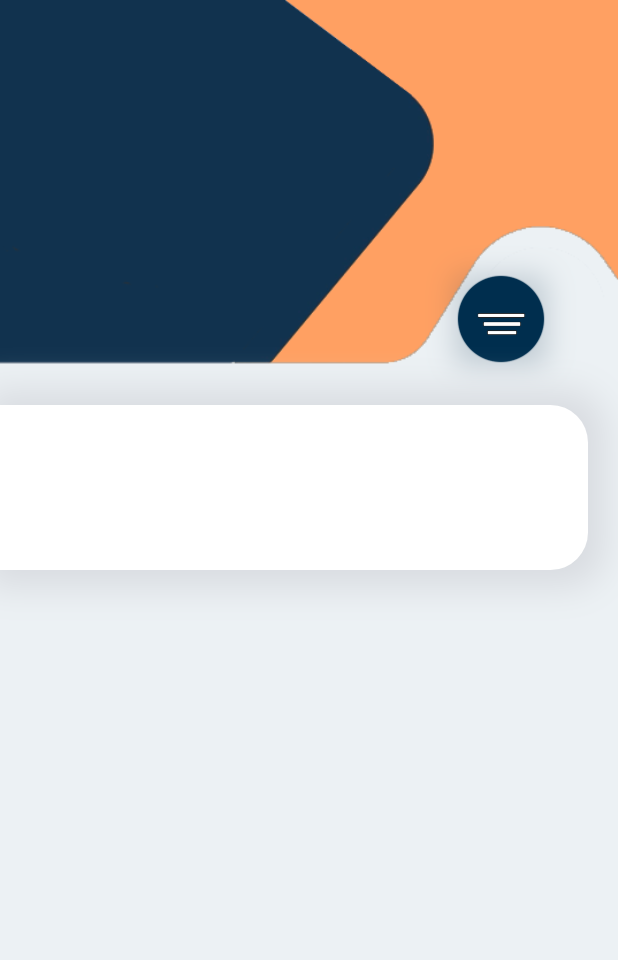
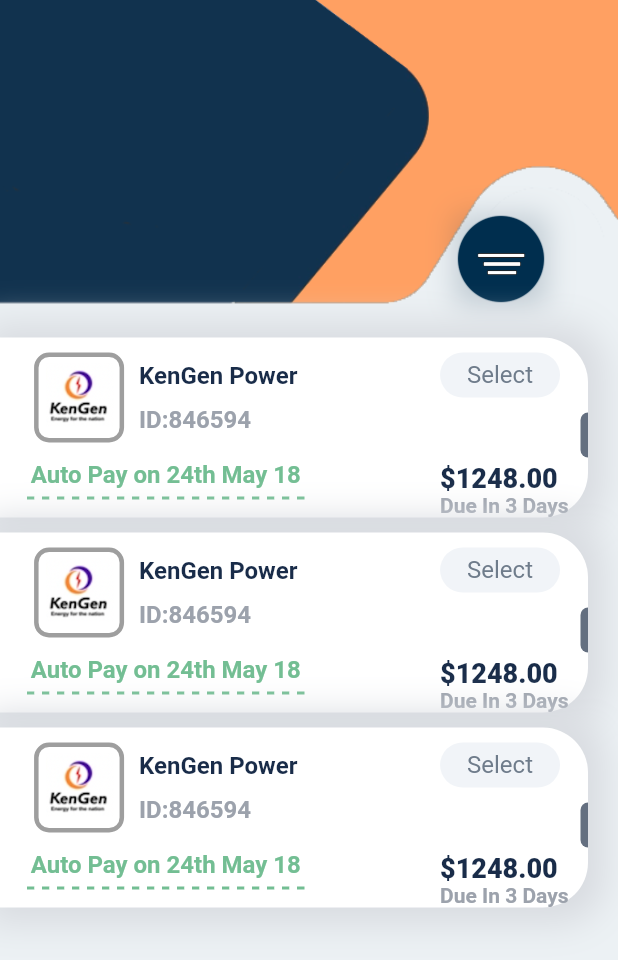
Before and after one commit to vip9888/Payment_app, a Flutter app: the screen it shows after launch, on a phone screen of 412 x 824 dp. Shown: the top 960 px of the screen. Run offline on Flutter 3.47's test engine with Material 2 defaults, Android fonts, the phone set to English and light mode, and no system bars.

```diff
--- a/lib/pages/home_page.dart
+++ b/lib/pages/home_page.dart
@@ -3,6 +3,7 @@ import 'package:flutter/material.dart';
 import 'package:flutter/src/foundation/key.dart';
 import 'package:flutter/src/widgets/framework.dart';
 import 'package:flutter_payment_app/component/colors.dart';
+import 'package:flutter_payment_app/widgets/text_size.dart';
 
 class MyHomepage extends StatefulWidget {
   const MyHomepage({Key? key}) : super(key: key);
@@ -32,7 +33,7 @@ class _MyHomepageState extends State<MyHomepage> {
 
   _headSection() {
     return Container(
-      height: 260,
+      height: 220,
       child: Stack(
         children: [
           _mainBackground(),
@@ -69,7 +70,7 @@ class _MyHomepageState extends State<MyHomepage> {
       child: Container(
         decoration: BoxDecoration(
           image: DecorationImage(
-            fit: BoxFit.fitHeight,
+            fit: BoxFit.cover,
             image: AssetImage(
               "images/background.png",
             ),
@@ -100,15 +101,28 @@ class _MyHomepageState extends State<MyHomepage> {
 
   _listBills() {
     return Positioned(
-      top: 270,
-      child: Container(
-        height: 110,
-        width: MediaQuery.of(context).size.width - 20,
+      top: 215,
+      left: 0,
+      right: 0,
+      bottom: 0,
+      child: MediaQuery.removePadding(
+        removeTop: true,
+        context: context,
+        child: ListView.builder(
+          itemCount: 3,
+          itemBuilder: (_, index) {
+            return Container(
+              margin: const EdgeInsets.only(
+                top: 10,
+                right: 20,
+              ),
+              height: 120,
+              width: MediaQuery.of(context).size.width - 15,
               decoration: BoxDecoration(
                   color: Colors.white,
                   borderRadius: BorderRadius.only(
-              topRight: Radius.circular(25),
-              bottomRight: Radius.circular(25),
+                    topRight: Radius.circular(30),
+                    bottomRight: Radius.circular(30),
                   ),
                   boxShadow: [
                     BoxShadow(
@@ -118,6 +132,132 @@ class _MyHomepageState extends State<MyHomepage> {
                       spreadRadius: 10,
                     )
                   ]),
+              child: Container(
+                margin: const EdgeInsets.only(top: 10, left: 18),
+                child: Row(
+                  mainAxisAlignment: MainAxisAlignment.spaceBetween,
+                  children: [
+                    Column(
+                      children: [
+                        Row(
+                          children: [
+                            Container(
+                              height: 60,
+                              width: 60,
+                              decoration: BoxDecoration(
+                                borderRadius: BorderRadius.circular(10),
+                                border: Border.all(
+                                  width: 3,
+                                  color: Colors.grey,
+                                ),
+                                image: DecorationImage(
+                                  fit: BoxFit.cover,
+                                  image: AssetImage(
+                                    "images/brand1.png",
+                                  ),
+                                ),
+                              ),
+                            ),
+                            SizedBox(
+                              width: 10,
+                            ),
+                            Column(
+                              crossAxisAlignment: CrossAxisAlignment.start,
+                              children: [
+                                Text(
+                                  "KenGen Power",
+                                  style: TextStyle(
+                                    fontSize: 16,
+                                    color: AppColor.mainColor,
+                                    fontWeight: FontWeight.bold,
+                                  ),
+                                ),
+                                SizedBox(
+                                  height: 10,
+                                ),
+                                Text(
+                                  "ID:846594",
+                                  style: TextStyle(
+                                    fontSize: 16,
+                                    color: AppColor.idColor,
+                                    fontWeight: FontWeight.bold,
+                                  ),
+                                ),
+                              ],
+                            ),
+                          ],
+                        ),
+                        SizedBox(
+                          height: 12,
+                        ),
+                        SizedText(
+                            text: "Auto Pay on 24th May 18",
+                            color: AppColor.green),
+                      ],
+                    ),
+                    Row(
+                      children: [
+                        Column(
+                          crossAxisAlignment: CrossAxisAlignment.start,
+                          children: [
+                            Container(
+                              width: 80,
+                              height: 30,
+                              decoration: BoxDecoration(
+                                borderRadius: BorderRadius.circular(30),
+                                color: AppColor.selectBackground,
+                              ),
+                              child: Center(
+                                child: Text(
+                                  "Select",
+                                  style: TextStyle(
+                                    fontSize: 16,
+                                    color: AppColor.selectColor,
+                                  ),
+                                ),
+                              ),
+                            ),
+                            Expanded(child: Container()),
+                            Text(
+                              "\$1248.00",
+                              style: TextStyle(
+                                fontSize: 18,
+                                color: AppColor.mainColor,
+                                fontWeight: FontWeight.w900,
+                              ),
+                            ),
+                            Text(
+                              "Due In 3 Days",
+                              style: TextStyle(
+                                fontSize: 14,
+                                color: AppColor.idColor,
+                                fontWeight: FontWeight.w700,
+                              ),
+                            ),
+                          ],
+                        ),
+                        SizedBox(
+                          width: 8,
+                        ),
+                        Container(
+                          width: 5,
+                          height: 30,
+                          decoration: BoxDecoration(
+                            color: AppColor.halfOval,
+                            borderRadius: BorderRadius.only(
+                              topLeft: Radius.circular(30),
+                              bottomLeft: Radius.circular(30),
+                            ),
+                          ),
+                        ),
+                      ],
+                    ),
+                  ],
+                ),
+              ),
+            );
+          },
+        ),
       ),
     );
   }
--- /dev/null
+++ b/lib/widgets/text_size.dart
@@ -0,0 +1,71 @@
+import 'package:flutter/cupertino.dart';
+import 'package:flutter/material.dart';
+import 'package:flutter/src/foundation/key.dart';
+import 'package:flutter/src/widgets/framework.dart';
+
+import '../component/colors.dart';
+
+class SizedText extends StatelessWidget {
+  final String text;
+  final Color color;
+  const SizedText({Key? key, required this.text, required this.color})
+      : super(key: key);
+
+  @override
+  Widget build(BuildContext context) {
+    final Size textSize = _textSize(text);
+    return Container(
+      child: Column(
+        children: [
+          Text(
+            text,
+            style: TextStyle(
+              fontSize: 16,
+              color: color,
+              fontWeight: FontWeight.bold,
+            ),
+            maxLines: 1,
+            softWrap: false,
+            overflow: TextOverflow.clip,
+          ),
+          SizedBox(
+            height: 5,
+          ),
+          Row(
+            children: [
+              for (int i = 0; i < textSize.width / 5; i++)
+                i.isEven
+                    ? Container(
+                        width: 5,
+                        color: color,
+                        height: 2,
+                      )
+                    : Container(
+                        width: 5,
+                        color: Colors.white,
+                        height: 2,
+                      )
+            ],
+          ),
+        ],
+      ),
+    );
+  }
+
+  Size _textSize(String text) {
+    final TextPainter textPainter = TextPainter(
+      text: TextSpan(
+        text: text,
+        style: TextStyle(
+          fontSize: 16,
+          color: color,
+          fontWeight: FontWeight.bold,
+        ),
+      ),
+      maxLines: 1,
+      textDirection: TextDirection.ltr,
+    )..layout(minWidth: 0, maxWidth: double.infinity);
+
+    return textPainter.size;
+  }
+}
```
Also changed, not shown: lib/widgets/large_buttons.dart (added). Lines whose indentation alone changed are shown as unchanged.
